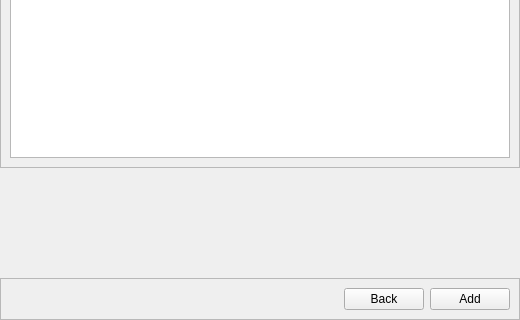
Before: the Qt Designer form pyssa/gui/ui/forms/add_protein_pair_view.ui in urban233/PySSA, drawn with Qt 5; both pictures show x 0 to 520 and y 310 to 630 of the 520 by 630 pixel window.
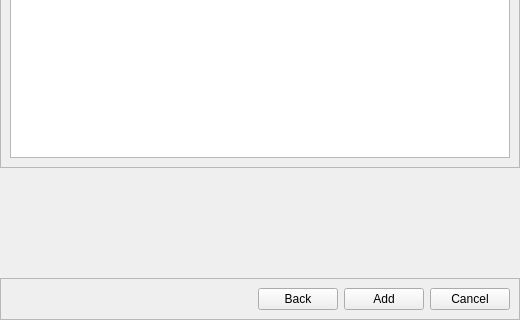
After: the same form once the commit is applied.

Commit message: add: cancel buttons to all dialog windows

The edit to the form file:
```diff
--- a/pyssa/gui/ui/forms/add_protein_pair_view.ui
+++ b/pyssa/gui/ui/forms/add_protein_pair_view.ui
@@ -145,6 +145,13 @@
           </property>
          </widget>
         </item>
+        <item>
+         <widget class="QPushButton" name="btn_cancel">
+          <property name="text">
+           <string>Cancel</string>
+          </property>
+         </widget>
+        </item>
        </layout>
       </item>
      </layout>
```
The commit also changes 57 other files.
